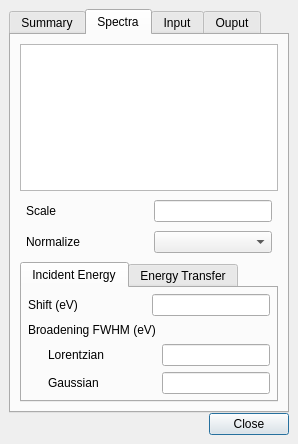
Qt form crispy/resources/gui/uis/quanty/details.ui (mretegan/crispy) before a commit.
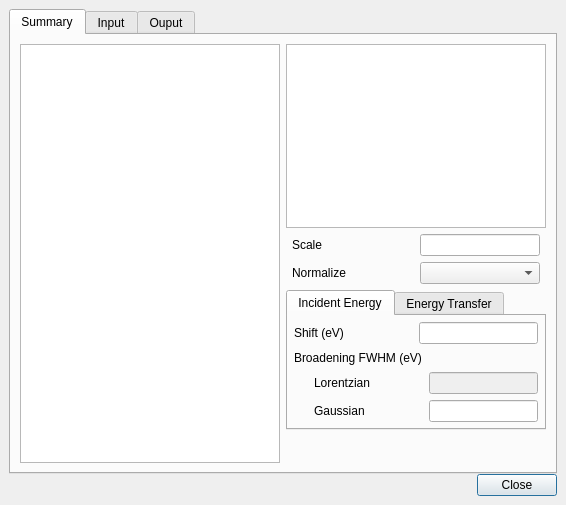
The same form after that commit. Custom widgets are drawn as their Qt base class.

Commit message: Add shift of spectra

What changed in the file:
```diff
--- a/crispy/resources/gui/uis/quanty/details.ui
+++ b/crispy/resources/gui/uis/quanty/details.ui
@@ -6,8 +6,8 @@
    <rect>
     <x>0</x>
     <y>0</y>
-    <width>298</width>
-    <height>444</height>
+    <width>566</width>
+    <height>505</height>
    </rect>
   </property>
   <property name="windowTitle">
@@ -35,13 +35,13 @@
       <enum>QTabWidget::North</enum>
      </property>
      <property name="currentIndex">
-      <number>1</number>
+      <number>0</number>
      </property>
      <widget class="QWidget" name="summaryTabWidget">
       <attribute name="title">
        <string>Summary</string>
       </attribute>
-      <layout class="QVBoxLayout" name="verticalLayout_6">
+      <layout class="QHBoxLayout" name="horizontalLayout_2">
        <property name="leftMargin">
         <number>9</number>
        </property>
@@ -55,7 +55,7 @@
         <number>9</number>
        </property>
        <item>
-        <widget class="QListView" name="listView_2">
+        <widget class="QListView" name="summaryListView">
          <property name="sizePolicy">
           <sizepolicy hsizetype="MinimumExpanding" vsizetype="Expanding">
            <horstretch>0</horstretch>
@@ -64,68 +64,26 @@
          </property>
         </widget>
        </item>
-      </layout>
-     </widget>
-     <widget class="QWidget" name="spectraTabWidget">
-      <attribute name="title">
-       <string>Spectra</string>
-      </attribute>
-      <layout class="QVBoxLayout" name="verticalLayout_7">
-       <property name="spacing">
-        <number>9</number>
-       </property>
-       <property name="leftMargin">
-        <number>9</number>
-       </property>
-       <property name="topMargin">
-        <number>9</number>
-       </property>
-       <property name="rightMargin">
-        <number>9</number>
-       </property>
-       <property name="bottomMargin">
-        <number>9</number>
-       </property>
        <item>
-        <widget class="QListView" name="spectraListView">
-         <property name="sizePolicy">
-          <sizepolicy hsizetype="MinimumExpanding" vsizetype="Expanding">
-           <horstretch>0</horstretch>
-           <verstretch>0</verstretch>
-          </sizepolicy>
-         </property>
-        </widget>
-       </item>
-       <item>
-        <layout class="QVBoxLayout" name="verticalLayout_5">
+        <layout class="QVBoxLayout" name="verticalLayout_4">
          <item>
-          <layout class="QGridLayout" name="gridLayout">
+          <widget class="QListView" name="spectraListView">
+           <property name="sizePolicy">
+            <sizepolicy hsizetype="MinimumExpanding" vsizetype="Expanding">
+             <horstretch>0</horstretch>
+             <verstretch>0</verstretch>
+            </sizepolicy>
+           </property>
+          </widget>
+         </item>
+         <item>
+          <layout class="QGridLayout" name="spectraGridLayout">
            <property name="leftMargin">
             <number>6</number>
            </property>
            <property name="rightMargin">
             <number>6</number>
            </property>
-           <item row="0" column="0">
-            <widget class="QLabel" name="scaleLabel">
-             <property name="sizePolicy">
-              <sizepolicy hsizetype="Preferred" vsizetype="Preferred">
-               <horstretch>0</horstretch>
-               <verstretch>0</verstretch>
-              </sizepolicy>
-             </property>
-             <property name="text">
-              <string>Scale</string>
-             </property>
-            </widget>
-           </item>
-           <item row="1" column="0">
-            <widget class="QLabel" name="label_2">
-             <property name="text">
-              <string>Normalize</string>
-             </property>
-            </widget>
-           </item>
            <item row="0" column="1">
             <widget class="DoubleLineEdit" name="scaleLineEdit">
              <property name="sizePolicy">
@@ -145,13 +103,33 @@
              </property>
             </widget>
            </item>
+           <item row="0" column="0">
+            <widget class="QLabel" name="scaleLabel">
+             <property name="sizePolicy">
+              <sizepolicy hsizetype="Preferred" vsizetype="Preferred">
+               <horstretch>0</horstretch>
+               <verstretch>0</verstretch>
+              </sizepolicy>
+             </property>
+             <property name="text">
+              <string>Scale</string>
+             </property>
+            </widget>
+           </item>
            <item row="1" column="1">
             <widget class="QComboBox" name="comboBox"/>
            </item>
+           <item row="1" column="0">
+            <widget class="QLabel" name="label_2">
+             <property name="text">
+              <string>Normalize</string>
+             </property>
+            </widget>
+           </item>
           </layout>
          </item>
          <item>
-          <widget class="QTabWidget" name="energiesTabWidget">
+          <widget class="QTabWidget" name="axesTabWidget">
            <property name="sizePolicy">
             <sizepolicy hsizetype="Expanding" vsizetype="Fixed">
              <horstretch>0</horstretch>
@@ -263,6 +241,9 @@
                </item>
                <item>
                 <widget class="DoubleListLineEdit" name="e1LorentzianLineEdit">
+                 <property name="enabled">
+                  <bool>false</bool>
+                 </property>
                  <property name="sizePolicy">
                   <sizepolicy hsizetype="Fixed" vsizetype="Fixed">
                    <horstretch>0</horstretch>
```
Left out of the diff: 19 changed lines with no effect on the pictures. The commit also changes 1 other file.
